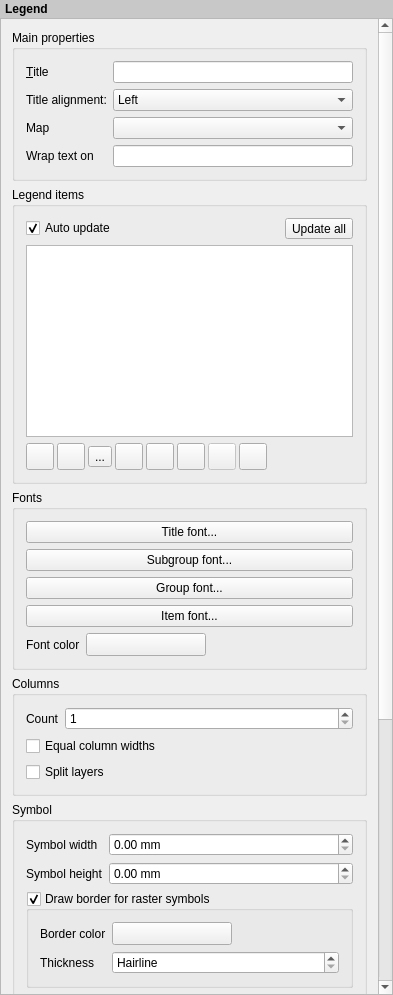
Qt form src/ui/composer/qgscomposerlegendwidgetbase.ui (carsmie/QGIS) before a commit.
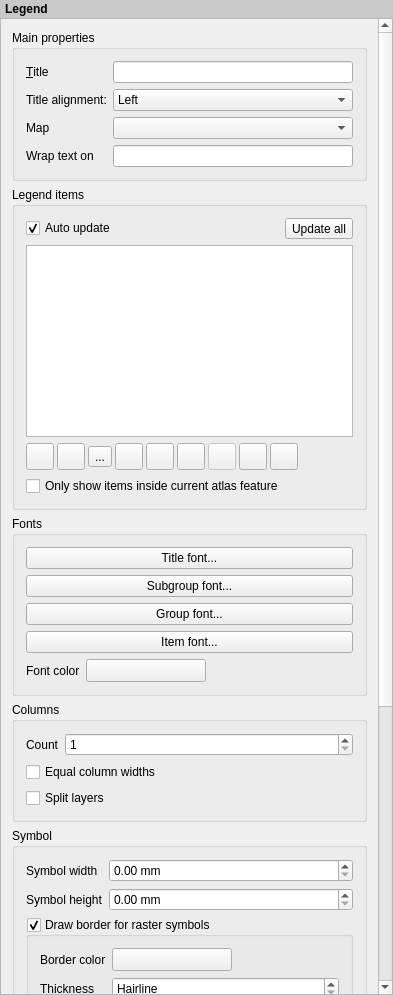
The same form after that commit. Icons and pictures are not drawn. Custom widgets are drawn as their Qt base class.

Commit message:
Add more options for filtering legend elements
This introduces two new options to filter legend elements:
- filter by expression: a boolean expression can be set. Only symbols of
features that make the expression evaluated to true will be kept in the legend
- filter by polygon: only symbols of features that are inside the given
polygon will be part of the legend.

The polygon filtering is used in particular for a new option in the
composer legend that allows to filter out anything that is not included
in the current atlas polygon.

The edit to the form file:
```diff
--- a/src/ui/composer/qgscomposerlegendwidgetbase.ui
+++ b/src/ui/composer/qgscomposerlegendwidgetbase.ui
@@ -395,6 +395,23 @@
               </property>
              </widget>
             </item>
+            <item>
+             <widget class="QgsLegendFilterButton" name="mExpressionFilterButton">
+              <property name="text">
+               <string/>
+              </property>
+              <property name="icon">
+               <iconset resource="../../../images/images.qrc">
+                <normaloff>:/images/themes/default/mIconExpressionFilter.svg</normaloff>:/images/themes/default/mIconExpressionFilter.svg</iconset>
+              </property>
+              <property name="iconSize">
+               <size>
+                <width>20</width>
+                <height>20</height>
+               </size>
+              </property>
+             </widget>
+            </item>
             <item>
              <spacer name="horizontalSpacer_4">
               <property name="orientation">
@@ -410,6 +427,16 @@
             </item>
            </layout>
           </item>
+          <item>
+           <widget class="QCheckBox" name="mFilterLegendByAtlasCheckBox">
+            <property name="toolTip">
+             <string>Filter out legend elements that lie outside the current atlas feature.</string>
+            </property>
+            <property name="text">
+             <string>Only show items inside current atlas feature</string>
+            </property>
+           </widget>
+          </item>
          </layout>
         </widget>
        </item>
@@ -1025,6 +1052,11 @@
    <extends>QTreeView</extends>
    <header>qgslayertreeview.h</header>
   </customwidget>
+  <customwidget>
+   <class>QgsLegendFilterButton</class>
+   <extends>QToolButton</extends>
+   <header location="global">qgslegendfilterbutton.h</header>
+  </customwidget>
  </customwidgets>
  <tabstops>
   <tabstop>scrollArea</tabstop>
```
Left out of the diff: 11 changed lines with no effect on the pictures. The commit also changes 33 other files.
